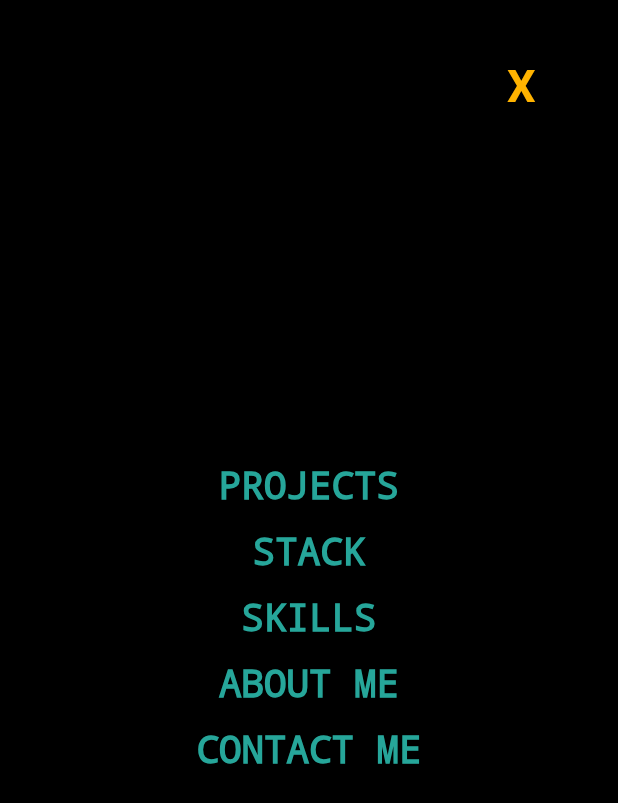
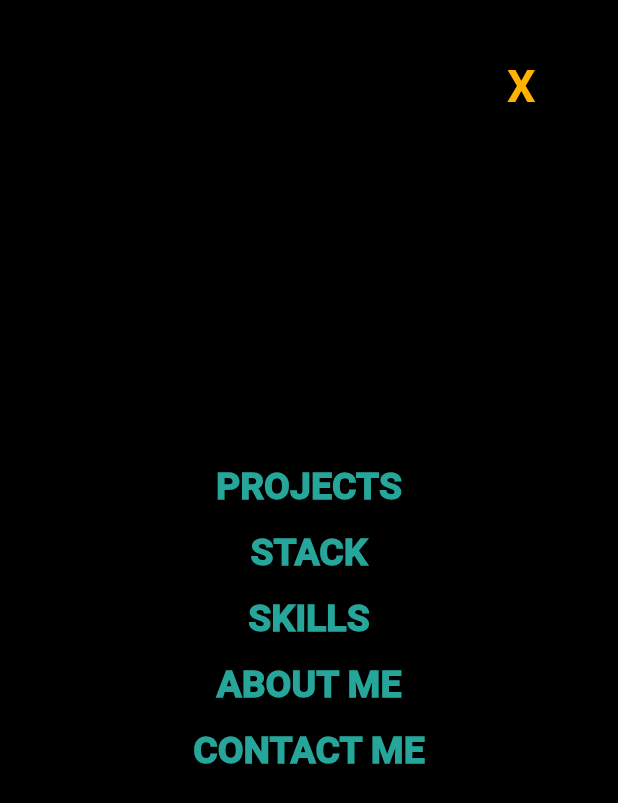
Before and after one commit to DXTkastb/portfolio, a Flutter app: the screen it shows after launch, after a tap on the "menu" icon, on a phone screen of 412 x 824 dp. Shown: the top 803 px of the screen. Run offline on Flutter 3.47's test engine with Material 2 defaults, Android fonts, the phone set to English and light mode, and no system bars; our stand-ins replace email_validator, youtube_player_iframe; missing offline and left inert: universal_html.

Commit message:
updated ui font

```diff
--- a/lib/buttons/bar_buttons.dart
+++ b/lib/buttons/bar_buttons.dart
@@ -34,7 +34,7 @@ class BarButtons extends StatelessWidget {
         child: Text(
           insideText,
           style:
-              const TextStyle(fontStyle: FontStyle.normal, color: Colors.black,fontSize: 14),
+              const TextStyle(fontStyle: FontStyle.normal, color: Colors.black,fontSize: 14,fontFamily: 'Roboto',),
         ));
   }
 }
--- a/lib/buttons/resumebutton.dart
+++ b/lib/buttons/resumebutton.dart
@@ -47,7 +47,7 @@ class ResumeButton extends StatelessWidget {
           child: Row(mainAxisAlignment: MainAxisAlignment.center, children: [
             Text(
               text,
-              style: TextStyle(
+              style: TextStyle(fontFamily: 'Roboto',
                   fontSize: 17, fontWeight: FontWeight.w700, color: textcolor,),
             ),
             getico(open)
--- a/lib/contact/contactScreen.dart
+++ b/lib/contact/contactScreen.dart
@@ -55,7 +55,7 @@ class ContactScreen extends StatelessWidget {
                             child: Text(
                               'Hi! I\'m looking for full time job opportunities as a Web/Mobile App Developer.',
                               textAlign: TextAlign.center,
-                              style: TextStyle(
+                              style: TextStyle(fontFamily: 'Roboto',
                                 fontWeight: FontWeight.w500,
                                 fontSize: 20,
                                 color: Colors.green.shade900,
@@ -83,7 +83,7 @@ class ContactScreen extends StatelessWidget {
                                 ),
                                 SelectableText(
                                   'dxtkastb@gmail.com',
-                                  style: TextStyle(
+                                  style: TextStyle(fontFamily: 'Roboto',
                                     color: Color.fromRGBO(0, 0, 0, 1.0),
                                     fontSize: 19, fontWeight: FontWeight.w700,decoration: TextDecoration.none,
                                   ),
--- a/lib/contact/form.dart
+++ b/lib/contact/form.dart
@@ -84,7 +84,7 @@ class ContactFormState extends State<ContactForm> {
 
                   // fillColor: Color.fromRGBO(161, 226, 255, 1.0),
 
-                  labelStyle: TextStyle(color: Colors.black87, fontSize: 17),
+                  labelStyle: TextStyle(color: Colors.black87,fontFamily: 'Roboto', fontSize: 17),
                   enabledBorder: UnderlineInputBorder(
                       borderSide: BorderSide(color: Colors.black26)),
                   focusedBorder: UnderlineInputBorder(
@@ -118,7 +118,7 @@ class ContactFormState extends State<ContactForm> {
                 maxLines: 3,
                 decoration: const InputDecoration(
                   label: Text('Description/Feedback'),
-                  labelStyle: TextStyle(color: Colors.black87, fontSize: 17),
+                  labelStyle: TextStyle(color: Colors.black87, fontFamily: 'Roboto',fontSize: 17),
                   enabledBorder: UnderlineInputBorder(
                       borderSide: BorderSide(color: Colors.black26)),
                   focusedBorder: UnderlineInputBorder(
--- a/lib/homescreen/linkmenu.dart
+++ b/lib/homescreen/linkmenu.dart
@@ -11,20 +11,21 @@ class LinkMenu extends StatefulWidget {
 
 class _LinkMenuState extends State<LinkMenu> {
   OverlayEntry? overlayEntry;
+  TextStyle textStyle = TextStyle(
+      fontSize: 25, fontFamily: 'Roboto',
+      color: Colors.teal.shade400,
+      decoration: TextDecoration.none);
 
-  void navigate(String s){
-    Future.delayed(Duration.zero,(){
+  void navigate(String s) {
+    Future.delayed(Duration.zero, () {}).then((value) {
+      overlayEntry!.remove();
+      overlayEntry = null;
     }).then((value) {
-      overlayEntry!.remove();
-      overlayEntry=null;
-
-
-    }).then((value) {
-
-      Future.delayed( const Duration(microseconds: 1000),(){   Navigator.of(context).pushNamed(RouteLink.links[s]!);});});
-
+      Future.delayed(const Duration(microseconds: 1000), () {
+        Navigator.of(context).pushNamed(RouteLink.links[s]!);
+      });
+    });
   }
-
 
 
   void onpress() {
@@ -38,7 +39,10 @@ class _LinkMenuState extends State<LinkMenu> {
   }
 
   OverlayEntry createOverLay() {
-    var h = MediaQuery.of(context).size.height;
+    var h = MediaQuery
+        .of(context)
+        .size
+        .height;
 
 
     return OverlayEntry(builder: (context) {
@@ -64,7 +68,7 @@ class _LinkMenuState extends State<LinkMenu> {
                             'X',
                             style: TextStyle(
                                 fontWeight: FontWeight.bold,
-
+                                fontFamily: 'Roboto',
                                 fontSize: 30,
                                 color: Colors.amber.shade600),
                           )),
@@ -75,18 +79,14 @@ class _LinkMenuState extends State<LinkMenu> {
               Column(
                 children: [
                   GestureDetector(
-                    onTap: (){
-
-
+                    onTap: () {
                       navigate('PROJECTS')
                       ;
-
-
                     },
                     child: Text(
                       'PROJECTS',
                       style: TextStyle(
-                          fontSize: 25,
+                          fontSize: 25, fontFamily: 'Roboto',
                           color: Colors.teal.shade400,
                           decoration: TextDecoration.none),
                     ),
@@ -95,64 +95,52 @@ class _LinkMenuState extends State<LinkMenu> {
                     height: 15,
                   ),
                   GestureDetector(
-                    onTap: (){
+                    onTap: () {
                       navigate('STACK')
                       ;
                     },
                     child: Text(
                       'STACK',
-                      style: TextStyle(
-                          fontSize: 25,
-                          color: Colors.teal.shade400,
-                          decoration: TextDecoration.none),
+                      style: textStyle,
                     ),
                   ),
                   const SizedBox(
                     height: 15,
                   ),
                   GestureDetector(
-                    onTap: (){
+                    onTap: () {
                       navigate('SKILLS')
                       ;
                     },
                     child: Text(
                       'SKILLS',
-                      style: TextStyle(
-                          fontSize: 25,
-                          color: Colors.teal.shade400,
-                          decoration: TextDecoration.none),
+                      style: textStyle,
                     ),
                   ),
                   const SizedBox(
                     height: 15,
                   ),
                   GestureDetector(
-                    onTap: (){
+                    onTap: () {
                       navigate('ABOUTME')
                       ;
                     },
                     child: Text(
                       'ABOUT ME',
-                      style: TextStyle(
-                          fontSize: 25,
-                          color: Colors.teal.shade400,
-                          decoration: TextDecoration.none),
+                      style: textStyle,
                     ),
                   ),
                   const SizedBox(
                     height: 15,
                   ),
                   GestureDetector(
-                    onTap: (){
+                    onTap: () {
                       navigate('CONTACT')
                       ;
                     },
                     child: Text(
                       'CONTACT ME',
-                      style: TextStyle(
-                          fontSize: 25,
-                          color: Colors.teal.shade400,
-                          decoration: TextDecoration.none),
+                      style: textStyle,
                     ),
                   ),
                 ],
@@ -171,4 +159,5 @@ class _LinkMenuState extends State<LinkMenu> {
     }
     super.dispose();
   }
+
 }
```
Also changed, not shown: lib/dff.txt (deleted, +0 -57 lines), lib/projects/projectcard.dart (+4 -4 lines).
